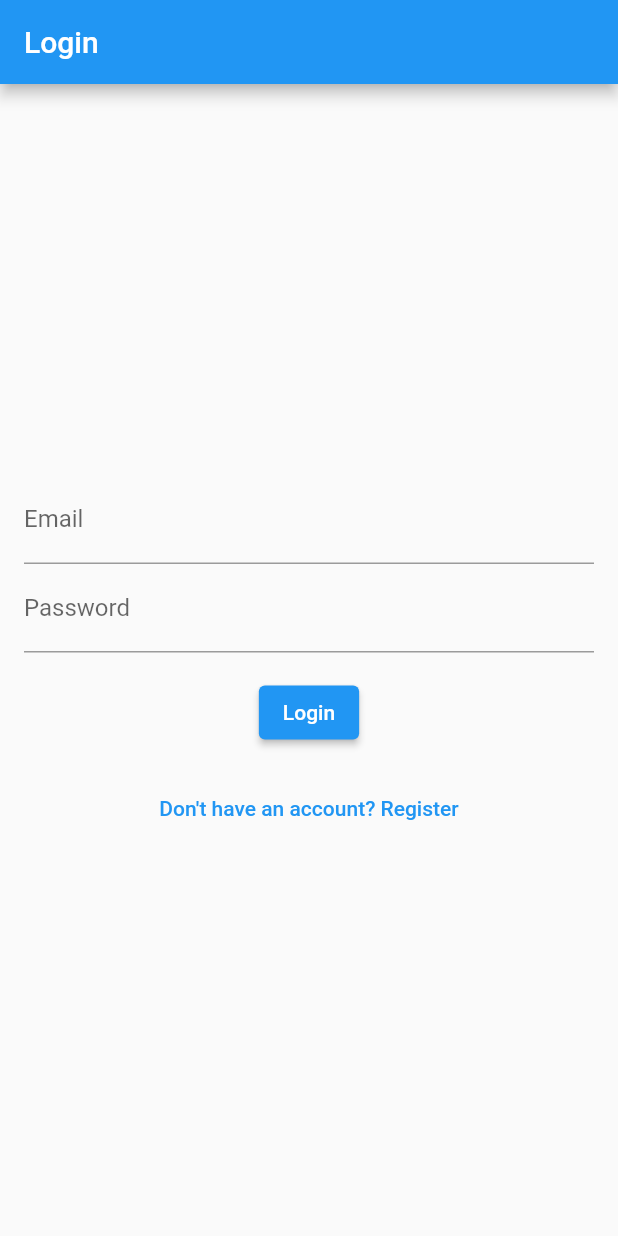
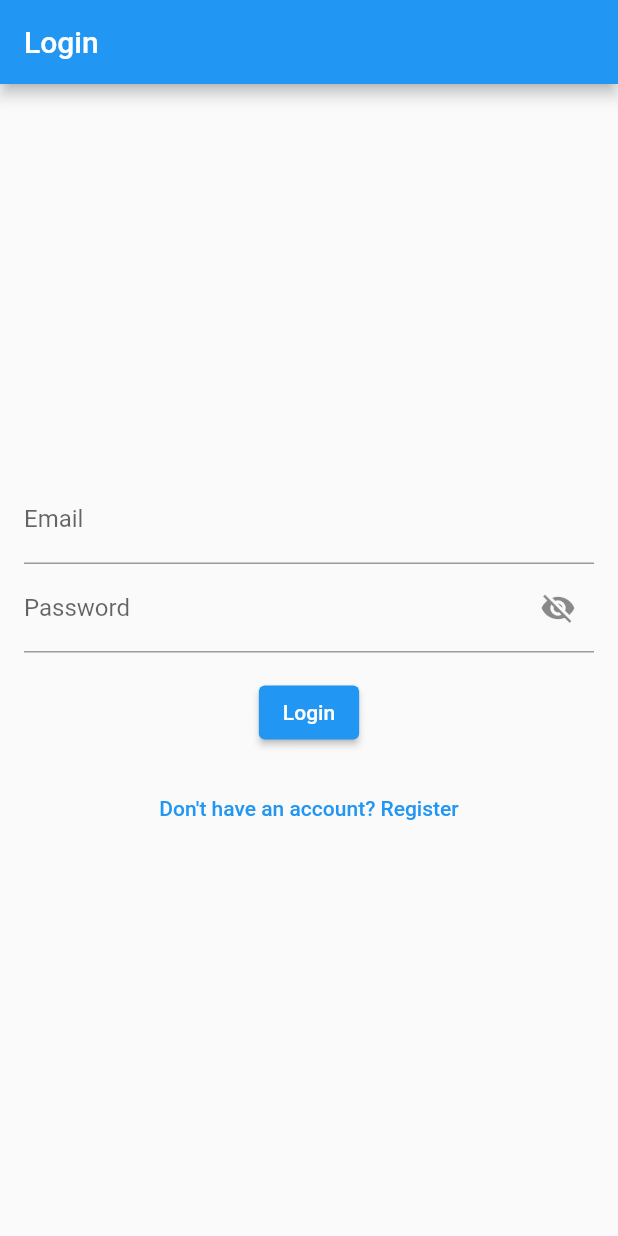
Before and after one commit to eunannana/HealthHub, a Flutter app: the screen it shows after launch, on a phone screen of 412 x 824 dp. Run offline on Flutter 3.47's test engine with Material 2 defaults, Android fonts, the phone set to English and light mode, and no system bars; our stand-ins replace cloud_firestore, firebase_auth, firebase_core; accounts and stored records are empty.

Commit message:
modify login.dart

```diff
--- a/lib/view/login.dart
+++ b/lib/view/login.dart
@@ -11,12 +11,12 @@ class LoginPage extends StatefulWidget {
   @override
   _LoginPageState createState() => _LoginPageState();
 }
-
 class _LoginPageState extends State<LoginPage> {
   final TextEditingController _emailController = TextEditingController();
   final TextEditingController _passwordController = TextEditingController();
 
   final AuthController _authController = AuthController();
+  bool _hidePassword = true;
 
   Future<void> _showLoginSuccessfulDialog() async {
     return showDialog(
@@ -55,8 +55,20 @@ class _LoginPageState extends State<LoginPage> {
             ),
             TextField(
               controller: _passwordController,
-              decoration: const InputDecoration(labelText: 'Password'),
-              obscureText: true,
+              decoration: InputDecoration(
+                labelText: 'Password',
+                suffixIcon: IconButton(
+                  onPressed: () {
+                    setState(() {
+                      _hidePassword = !_hidePassword;
+                    });
+                  },
+                  icon: Icon(
+                    _hidePassword ? Icons.visibility_off : Icons.visibility,
+                  ),
+                ),
+              ),
+              obscureText: _hidePassword,
             ),
             const SizedBox(height: 16.0),
             ElevatedButton(
```
